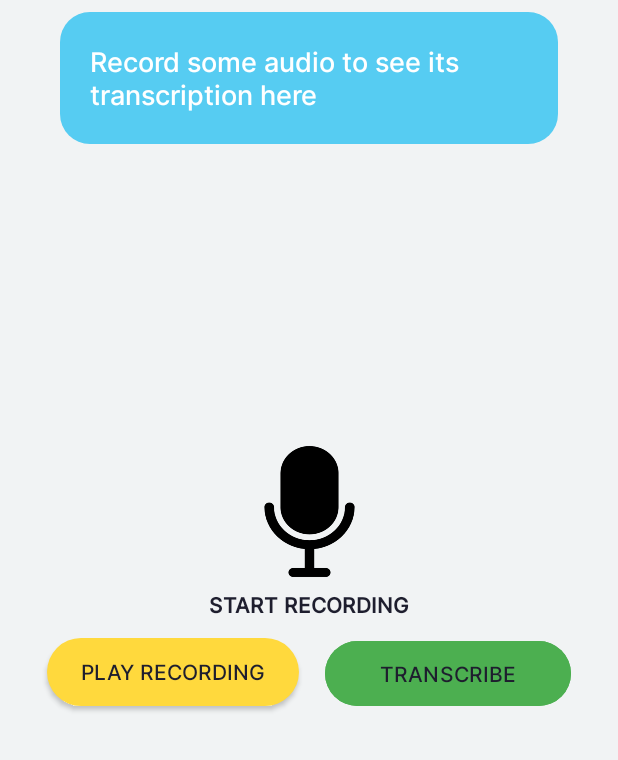
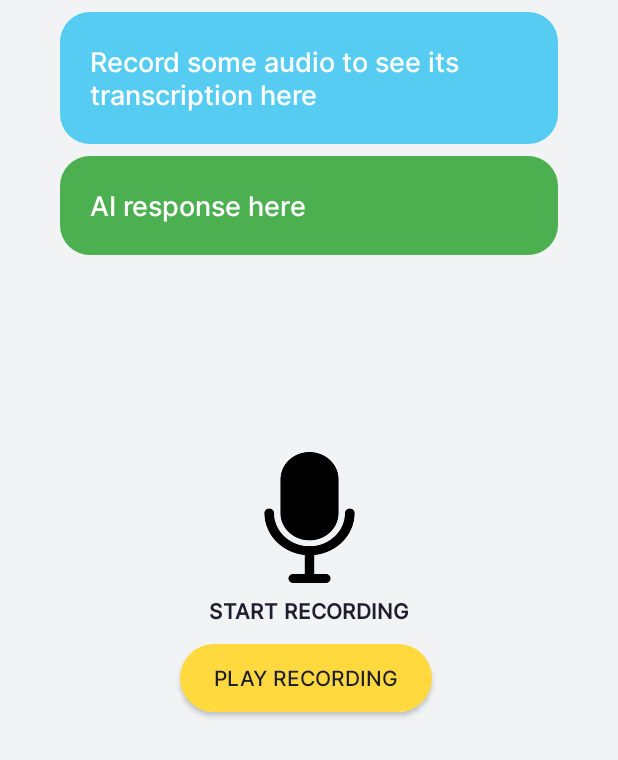
Before and after one commit to kkristene3/Kramelix, an Android app: the screen it shows after launch (MainActivity), on a phone screen of 412 x 824 dp, the part 476-1236 px from its top. Run offline under Robolectric (Android 15) with nearby library versions, the phone set to English and light mode, and no system bars; libraries missing offline, so code that uses them is left out: com.chaquo.python; Roboto replaces fonts that are not available here.

Commit message:
Remove Transcribe button and add text area to show AI response

```diff
--- a/Kramelix_app/app/src/main/java/com/example/kramelix/MainActivity.java
+++ b/Kramelix_app/app/src/main/java/com/example/kramelix/MainActivity.java
@@ -45,7 +45,6 @@ public class MainActivity extends AppCompatActivity {
 
     private ToggleButton recordButton;
     private ToggleButton playRecButton;
-    private Button transcribeButton;
     private TextView recordText;
 
     private MediaPlayer mediaPlayer;
@@ -93,7 +92,6 @@ public class MainActivity extends AppCompatActivity {
         // Bind UI
         recordButton = findViewById(R.id.recordButton);
         playRecButton = findViewById(R.id.playRecButton);
-        transcribeButton = findViewById(R.id.transcribeButton);
         recordText = findViewById(R.id.recordText);
         transcriptionText = findViewById(R.id.transcriptionOutput);
 
@@ -124,8 +122,6 @@ public class MainActivity extends AppCompatActivity {
             }
         });
 
-        // TRANSCRIBE button click
-        transcribeButton.setOnClickListener(v -> doTranscribe()); // running in a background thread inside doTranscribe()
     }
 
     // -------------------- Recording --------------------
@@ -216,10 +212,6 @@ public class MainActivity extends AppCompatActivity {
             return;
         }
 
-        // PROCESS: setting UI state to lock buttons while transcription in progress
-        transcribeButton.setEnabled(false);
-        transcribeButton.setText("Transcribing...");
-
         // PROCESS: creating background thread for native calls to avoid blocking main UI thread
         new Thread(() -> {
 
@@ -229,8 +221,6 @@ public class MainActivity extends AppCompatActivity {
 
             // PROCESS: switching back to main thread to update UI
             runOnUiThread(() -> {
-                transcribeButton.setEnabled(true);
-                transcribeButton.setText("Transcribe");
 
                 // TODO: if the native returns a bracketed error, we currently just.. show it as-is,
                 //  so we should consider updating them for better display to the user (or maybe re-try the logic?)
--- a/Kramelix_app/app/src/main/res/drawable/textview_rounded.xml
+++ b/Kramelix_app/app/src/main/res/drawable/textview_rounded.xml
@@ -4,6 +4,6 @@
 
     <!-- Rounded corners -->
     <corners android:radius="20dp" />
-    <solid android:color="@color/custom_blue" />
+    <solid android:color="@color/raisin_black" />
 
 </shape>
--- a/Kramelix_app/app/src/main/res/layout/activity_main.xml
+++ b/Kramelix_app/app/src/main/res/layout/activity_main.xml
@@ -14,6 +14,31 @@
         tools:context=".MainActivity">
 
         <TextView
+            android:id="@+id/LLMresponse"
+            android:layout_width="0dp"
+            android:layout_height="wrap_content"
+            android:layout_marginStart="40dp"
+            android:layout_marginTop="104dp"
+            android:layout_marginEnd="40dp"
+            android:background="@drawable/textview_rounded"
+            android:fontFamily="@font/inter_medium"
+            android:gravity="center"
+            android:backgroundTint="@color/custom_green"
+            android:padding="20dp"
+            android:text="AI response here"
+
+            android:visibility="visible"
+
+            android:textAlignment="viewStart"
+            android:textColor="@color/white"
+            android:textSize="18sp"
+            app:layout_constraintEnd_toEndOf="parent"
+            app:layout_constraintHorizontal_bias="0.0"
+            app:layout_constraintStart_toStartOf="parent"
+            app:layout_constraintTop_toBottomOf="@id/app_title"
+            tools:ignore="RtlCompat" />
+
+        <TextView
             android:id="@+id/transcriptionOutput"
             android:layout_width="0dp"
             android:layout_height="wrap_content"
@@ -23,6 +48,7 @@
             android:background="@drawable/textview_rounded"
             android:fontFamily="@font/inter_medium"
             android:gravity="center"
+            android:backgroundTint="@color/custom_blue"
             android:padding="20dp"
             android:text="@string/recording_instructions"
             android:textAlignment="viewStart"
@@ -94,9 +120,8 @@
             android:id="@+id/playRecButton"
             android:layout_width="168dp"
             android:layout_height="45dp"
-            android:layout_marginStart="30dp"
-            android:layout_marginEnd="8dp"
-            android:layout_marginBottom="36dp"
+            android:layout_marginStart="120dp"
+            android:layout_marginBottom="32dp"
             android:background="@drawable/toggle_button_bg"
             android:fontFamily="@font/inter_medium"
             android:text="@string/empty_string"
@@ -104,25 +129,7 @@
             android:textOff="@string/play_recording"
             android:textOn="@string/stop_playing"
             app:layout_constraintBottom_toBottomOf="parent"
-            app:layout_constraintEnd_toStartOf="@+id/transcribeButton"
             app:layout_constraintStart_toStartOf="parent" />
-
-        <Button
-            android:id="@+id/transcribeButton"
-            android:layout_width="164dp"
-            android:layout_height="51dp"
-            android:layout_marginStart="8dp"
-            android:layout_marginEnd="30dp"
-            android:layout_marginBottom="32dp"
-            android:backgroundTint="@color/custom_green"
-            android:fontFamily="@font/inter_medium"
-            android:text="@string/transcribe"
-            android:textAllCaps="true"
-            android:textColor="@color/raisin_black"
-            android:textSize="14sp"
-            app:layout_constraintBottom_toBottomOf="parent"
-            app:layout_constraintEnd_toEndOf="parent"
-            app:layout_constraintStart_toEndOf="@id/playRecButton" />
 
         <FrameLayout
             android:layout_width="180dp"
```
Also changed, not shown: 1 other file.
